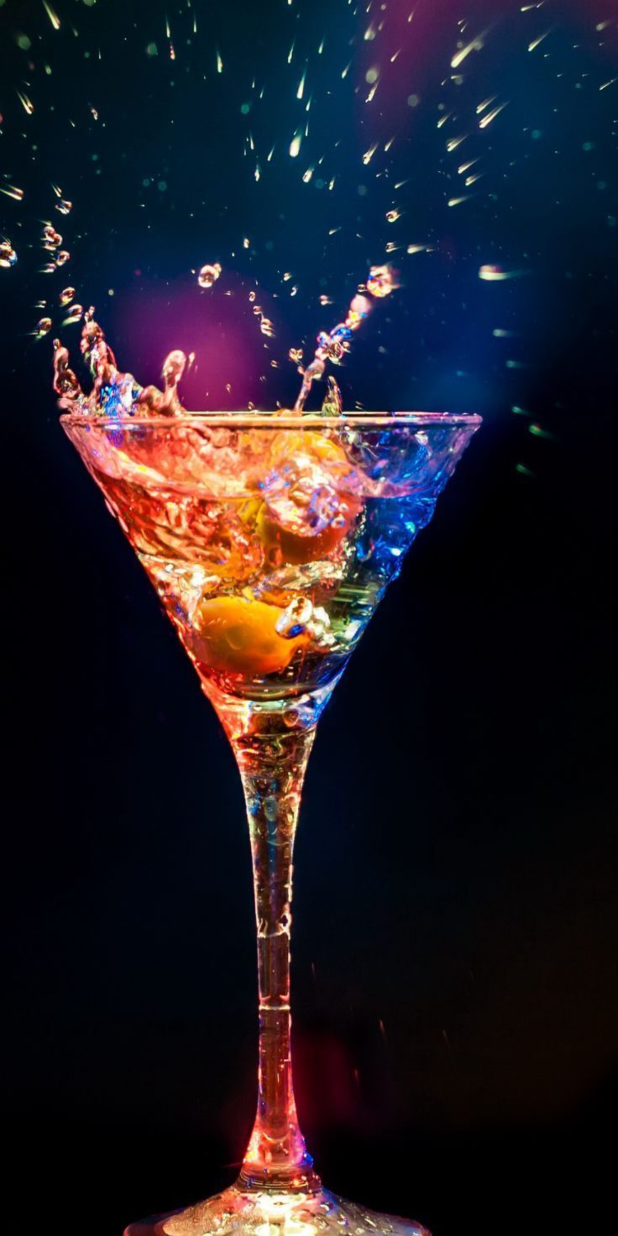
After one commit to Nhyv/BeYourOwnBartender, an Android app: the LoadingActivity screen opened directly, with no data from a screen before it, on a phone screen of 412 x 824 dp. The commit adds this screen. Run offline under Robolectric (Android 15) with nearby library versions, the phone set to English and light mode, and no system bars.

Commit message:
Splash Screen

```diff
--- /dev/null
+++ b/app/src/main/java/com/example/beyourownbartender/LoadingActivity.java
@@ -0,0 +1,23 @@
+package com.example.beyourownbartender;
+
+import androidx.appcompat.app.AppCompatActivity;
+
+import android.content.Intent;
+import android.os.Bundle;
+import android.os.Handler;
+
+import com.example.beyourownbartender.ui.login.LoginActivity;
+
+public class LoadingActivity extends AppCompatActivity {
+    @Override
+    protected void onCreate(Bundle savedInstanceState) {
+        super.onCreate(savedInstanceState);
+        setContentView(R.layout.activity_loading);
+        new Handler().postDelayed(() -> {
+            Intent intent = new Intent(LoadingActivity.this, LoginActivity.class);
+
+            startActivity(intent);
+            finish();
+        }, 3000);
+    }
+}
--- a/app/src/main/java/com/example/beyourownbartender/MainActivity.java
+++ b/app/src/main/java/com/example/beyourownbartender/MainActivity.java
@@ -3,6 +3,7 @@ package com.example.beyourownbartender;
 import androidx.appcompat.app.AppCompatActivity;
 
 import android.os.Bundle;
+import android.os.StrictMode;
 
 public class MainActivity extends AppCompatActivity {
 
@@ -11,6 +12,5 @@ public class MainActivity extends AppCompatActivity {
         super.onCreate(savedInstanceState);
         setContentView(R.layout.activity_main);
 
-
     }
 }
--- a/app/src/main/java/com/example/beyourownbartender/data/LoginRepository.java
+++ b/app/src/main/java/com/example/beyourownbartender/data/LoginRepository.java
@@ -1,6 +1,8 @@
 package com.example.beyourownbartender.data;
 
 import com.example.beyourownbartender.data.model.LoggedInUser;
+
+import java.io.IOException;
 
 /**
  * Class that requests authentication and user information from the remote data source and
@@ -43,7 +45,7 @@ public class LoginRepository {
         // @see https://developer.android.com/training/articles/keystore
     }
 
-    public Result<LoggedInUser> login(String username, String password) {
+    public Result<LoggedInUser> login(String username, String password) throws IOException {
         // handle login
         Result<LoggedInUser> result = dataSource.login(username, password);
         if (result instanceof Result.Success) {
--- a/app/src/main/java/com/example/beyourownbartender/ui/login/LoginViewModel.java
+++ b/app/src/main/java/com/example/beyourownbartender/ui/login/LoginViewModel.java
@@ -10,6 +10,8 @@ import com.example.beyourownbartender.data.LoginRepository;
 import com.example.beyourownbartender.data.Result;
 import com.example.beyourownbartender.data.model.LoggedInUser;
 import com.example.beyourownbartender.R;
+
+import java.io.IOException;
 
 public class LoginViewModel extends ViewModel {
 
@@ -29,7 +31,7 @@ public class LoginViewModel extends ViewModel {
         return loginResult;
     }
 
-    public void login(String username, String password) {
+    public void login(String username, String password) throws IOException {
         // can be launched in a separate asynchronous job
         Result<LoggedInUser> result = loginRepository.login(username, password);
 
@@ -65,6 +67,6 @@ public class LoginViewModel extends ViewModel {
 
     // A placeholder password validation check
     private boolean isPasswordValid(String password) {
-        return password != null && password.trim().length() > 5;
+        return password != null;
     }
 }
--- /dev/null
+++ b/app/src/main/res/layout/activity_loading.xml
@@ -0,0 +1,10 @@
+<?xml version="1.0" encoding="utf-8"?>
+<androidx.constraintlayout.widget.ConstraintLayout xmlns:android="http://schemas.android.com/apk/res/android"
+    xmlns:app="http://schemas.android.com/apk/res-auto"
+    xmlns:tools="http://schemas.android.com/tools"
+    android:layout_width="match_parent"
+    android:layout_height="match_parent"
+    android:background="@drawable/login_background"
+    tools:context=".LoadingActivity">
+
+</androidx.constraintlayout.widget.ConstraintLayout>
```
Also changed, not shown: app/build.gradle (+13 -0 lines), app/src/main/AndroidManifest.xml (+7 -3 lines), app/src/main/java/com/example/beyourownbartender/data/LoginDataSource.java (+43 -8 lines), app/src/main/java/com/example/beyourownbartender/data/model/LoggedInUser.java (+1 -7 lines), app/src/main/java/com/example/beyourownbartender/ui/login/LoginActivity.java (+15 -6 lines).
